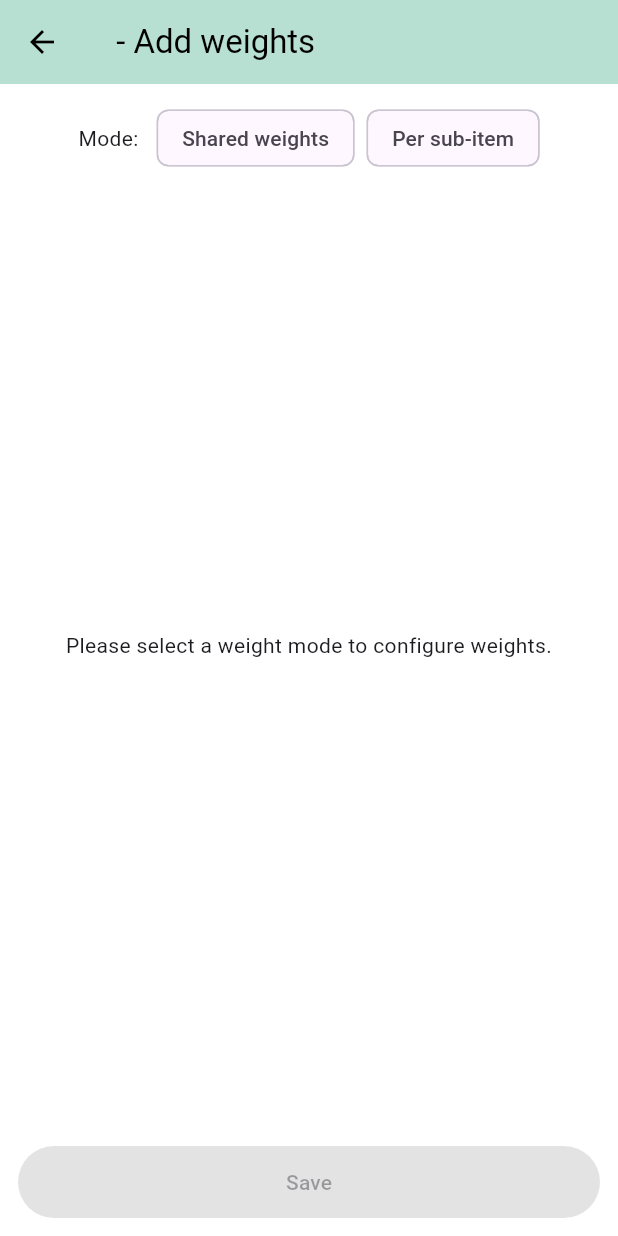
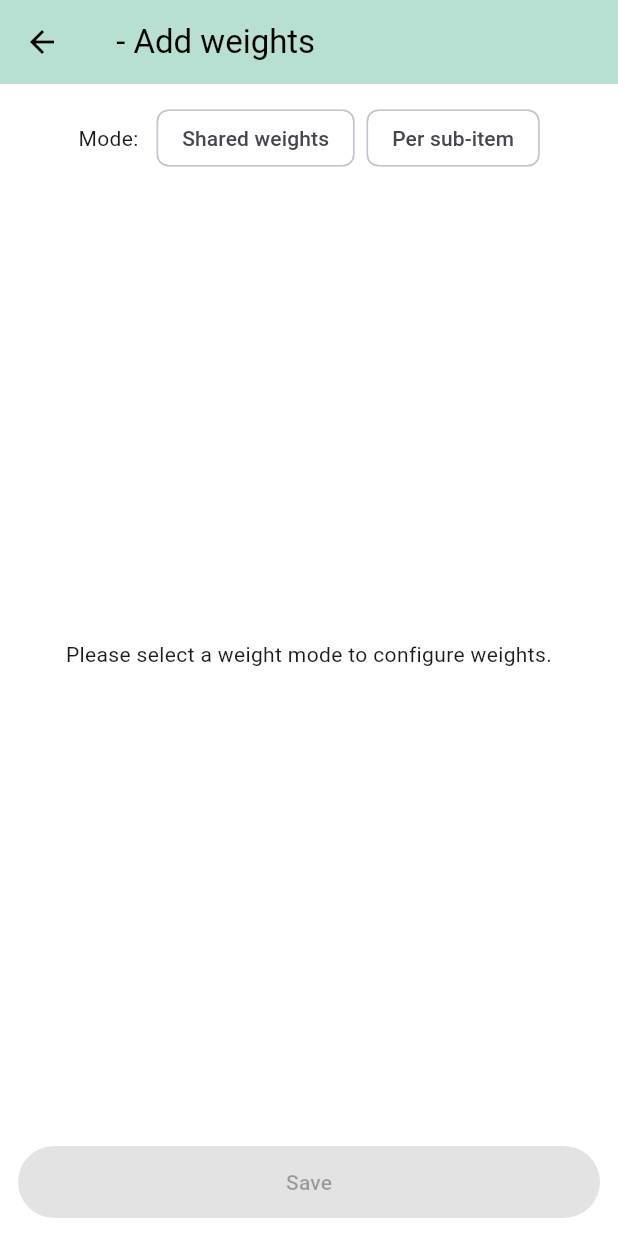
Before and after one commit to the-3bhu1/goldventory, a Flutter app: the ItemWeightsEditor screen opened directly with empty values, on a phone screen of 412 x 824 dp. Run offline on Flutter 3.47's test engine with Material 3 defaults, Android fonts, the phone set to English and light mode, and no system bars; our stand-ins replace cloud_firestore, firebase_core, open_filex; accounts and stored records are empty.

Commit message:
global bg colour

```diff
--- a/lib/app/theme.dart
+++ b/lib/app/theme.dart
@@ -13,13 +13,32 @@ class AppTheme {
     cardColor: const Color(0xFF8ABEB7),
     dividerColor: const Color(0xFF7AA89E),
     highlightColor: const Color(0xFF7AA89E),
+    dialogTheme: const DialogTheme(
+      backgroundColor: highlightBackground,
+    ),
     elevatedButtonTheme: ElevatedButtonThemeData(
       style: ElevatedButton.styleFrom(
         backgroundColor: const Color(0xFFB8E0D2),
         foregroundColor: Colors.black,
       ),
     ),
+    textButtonTheme: TextButtonThemeData(
+      style: TextButton.styleFrom(
+        foregroundColor: Colors.black,
+      ),
+    ),
+    inputDecorationTheme: const InputDecorationTheme(
+      focusedBorder: UnderlineInputBorder(
+        borderSide: BorderSide(color: Colors.black),
+      ),
+    ),
+    textSelectionTheme: const TextSelectionThemeData(
+      cursorColor: Colors.black,
+      selectionHandleColor: Colors.black,
+    ),
   );
+
+  static const Color highlightBackground = Color(0xFFF0F8F3);
 
   // Dark theme (optional)
   static final ThemeData darkTheme = ThemeData(
--- a/lib/features/inventory/view/reorder_screen.dart
+++ b/lib/features/inventory/view/reorder_screen.dart
@@ -9,6 +9,7 @@ import 'package:goldventory/core/services/inventory_snapshot_service.dart';
 import 'package:goldventory/core/widgets/responsive_layout.dart';
 import 'package:open_filex/open_filex.dart';
 import 'package:goldventory/app/routes.dart';
+import '../../../../app/theme.dart';
 import '../../../core/services/threshold_service.dart';
 
 class ReorderScreen extends StatefulWidget {
@@ -87,7 +88,7 @@ class _ReorderScreenState extends State<ReorderScreen> {
                   color: const Color(0xFFC6E6DA),
                   child: ExpansionTile(
                     title: Text(title),
-                    backgroundColor: const Color(0xFFF0F8F3),
+                    backgroundColor: AppTheme.highlightBackground,
                     children: [
                       SingleChildScrollView(
                         scrollDirection: Axis.horizontal,
--- a/lib/features/settings/item_list.dart
+++ b/lib/features/settings/item_list.dart
@@ -5,6 +5,7 @@ import '../../core/utils/helpers.dart';
 import '../../core/widgets/inventory_table.dart';
 import 'sub_item_list.dart';
 import 'item_weights_editor.dart';
+import '../../app/theme.dart';
 
 enum _ItemMenuAction { rename, delete }
 
@@ -88,7 +89,7 @@ class _ItemListState extends State<ItemList> {
                                     ),
                                   ),
                                   PopupMenuButton<_ItemMenuAction>(
-                                    color: const Color(0xFFF0F8F3),
+                                    color: AppTheme.highlightBackground,
                                     icon: const Icon(Icons.more_vert),
                                     onSelected: (action) async {
                                       switch (action) {
--- a/lib/features/settings/item_weights_editor.dart
+++ b/lib/features/settings/item_weights_editor.dart
@@ -1,7 +1,7 @@
 import 'package:flutter/material.dart';
 import 'package:provider/provider.dart';
 import 'package:goldventory/features/settings/settings_view_model.dart';
-
+import '../../app/theme.dart';
 import '../../core/utils/helpers.dart';
 
 class ItemWeightsEditor extends StatefulWidget {
@@ -208,6 +208,7 @@ class _ItemWeightsEditorState extends State<ItemWeightsEditor> {
         title: Text('${widget.item} - Add weights'),
       ),
       body: Padding(
+
         padding: const EdgeInsets.all(12.0),
         child: Column(
           children: [
@@ -223,6 +224,8 @@ class _ItemWeightsEditorState extends State<ItemWeightsEditor> {
                 ChoiceChip(
                   label: const Text('Shared weights'),
                   selected: _mode == WeightMode.shared,
+                  selectedColor: AppTheme.highlightBackground,
+                  backgroundColor: Colors.white,
                   onSelected: _mode == null
                       ? (_) {
                           final vm = context.read<SettingsViewModel>();
@@ -232,11 +235,13 @@ class _ItemWeightsEditorState extends State<ItemWeightsEditor> {
                           });
                         }
                       : null,
-                  disabledColor: Colors.grey.shade300,
+                  disabledColor: _mode == WeightMode.shared ? AppTheme.highlightBackground : Colors.grey.shade300,
                 ),
                 ChoiceChip(
                   label: const Text('Per sub-item'),
                   selected: _mode == WeightMode.perSubItem,
+                  selectedColor: AppTheme.highlightBackground,
+                  backgroundColor: Colors.white,
                   onSelected: _mode == null
                       ? (_) {
                           final vm = context.read<SettingsViewModel>();
@@ -246,12 +251,17 @@ class _ItemWeightsEditorState extends State<ItemWeightsEditor> {
                           });
                         }
                       : null,
-                  disabledColor: Colors.grey.shade300,
+                  disabledColor: _mode == WeightMode.perSubItem ? AppTheme.highlightBackground : Colors.grey.shade300,
                 ),
               ],
             ),
             const SizedBox(height: 12),
-            if (_mode == WeightMode.shared) ...[
+            if (_mode == WeightMode.shared)
+              Expanded(
+                child: SingleChildScrollView(
+                  child: Column(
+                    crossAxisAlignment: CrossAxisAlignment.start,
+                    children: [
                       Row(
                         children: [
                           Expanded(
@@ -267,12 +277,23 @@ class _ItemWeightsEditorState extends State<ItemWeightsEditor> {
                         ],
                       ),
                       const SizedBox(height: 8),
-              Wrap(
+                      // Use width: double.infinity to force left alignment in Column
+                      SizedBox(
+                        width: double.infinity,
+                        child: Wrap(
                           spacing: 8,
                           runSpacing: 8,
-                children: _sharedWeights.map((w) => Chip(label: Text(w))).toList(),
+                          children: _sharedWeights.map((w) => Chip(
+                            label: Text(w),
+                            backgroundColor: AppTheme.highlightBackground,
+                          )).toList(),
                         ),
-            ] else if (_mode == WeightMode.perSubItem) ...[
+                      ),
+                    ],
+                  ),
+                ),
+              )
+            else if (_mode == WeightMode.perSubItem)
               Expanded(
                 child: ListView(
                   children: (_perSubItemWeights.keys.toList()
@@ -314,7 +335,10 @@ class _ItemWeightsEditorState extends State<ItemWeightsEditor> {
                             runSpacing: 8,
                             children: (() {
                               final sorted = [...weights]; // ..sort((a, b) => _safeNum(a).compareTo(_safeNum(b)));
-                              return sorted.map((w) => Chip(label: Text(w))).toList();
+                              return sorted.map((w) => Chip(
+                                label: Text(w),
+                                backgroundColor: AppTheme.highlightBackground,
+                              )).toList();
                             })(),
                           ),
                         ),
@@ -322,8 +346,8 @@ class _ItemWeightsEditorState extends State<ItemWeightsEditor> {
                     );
                   }).toList(),
                 ),
-              ),
-            ] else ...[
+              )
+            else
               Expanded(
                 child: Center(
                   child: Text(
@@ -333,11 +357,10 @@ class _ItemWeightsEditorState extends State<ItemWeightsEditor> {
                   ),
                 ),
               ),
-            ],
             const SizedBox(height: 12),
             if (_mode != null && ((_mode == WeightMode.shared && _sharedWeights.isNotEmpty) || (_mode == WeightMode.perSubItem && _perSubItemWeights.isNotEmpty)))
               Padding(
-                padding: const EdgeInsets.only(top: 12),
+                padding: const EdgeInsets.only(bottom: 12),
                 child: Text(
                   _mode == WeightMode.shared
                       ? '${_sharedWeights.length} ${_sharedWeights.length == 1 ? 'weight' : 'weights'}'
@@ -345,12 +368,10 @@ class _ItemWeightsEditorState extends State<ItemWeightsEditor> {
                   style: Theme.of(context).textTheme.bodyMedium,
                 ),
               ),
-          ],
-        ),
-      ),
-      bottomNavigationBar: SafeArea(
-        child: Padding(
-          padding: const EdgeInsets.fromLTRB(12, 8, 12, 12),
+            const SizedBox(height: 8),
+            Row(
+              children: [
+                Expanded(
                   child: SizedBox(
                    height: 48,
                    child: ElevatedButton(
@@ -359,6 +380,10 @@ class _ItemWeightsEditorState extends State<ItemWeightsEditor> {
                    ),
                   ),
                 ),
+              ],
+            )
+          ],
+        ),
       ),
     );
   }
--- a/lib/features/settings/settings_page.dart
+++ b/lib/features/settings/settings_page.dart
@@ -4,6 +4,7 @@ import 'package:goldventory/global/global_state.dart';
 import 'package:goldventory/features/settings/settings_view_model.dart';
 import 'package:goldventory/features/settings/category_list.dart';
 import 'item_list.dart';
+import '../../app/theme.dart';
 
 /// Settings landing page: provides a SettingsViewModel and shows categories.
 class SettingsPage extends StatelessWidget {
@@ -16,7 +17,7 @@ class SettingsPage extends StatelessWidget {
     final result = await showDialog<String?>(
       context: context,
       builder: (ctx) => AlertDialog(
-        backgroundColor: const Color(0xFFF0F8F3),
+        backgroundColor: AppTheme.highlightBackground,
         title: const Text('Create category'),
         content: TextField(
           controller: controller,
@@ -116,7 +117,7 @@ class _SettingsSkeletonState extends State<_SettingsSkeleton>
 
     Widget row() => Container(
           margin: const EdgeInsets.symmetric(vertical: 8),
-          height: 16,
+          height: 56, // Match ListTile height + padding
           decoration: BoxDecoration(
             borderRadius: BorderRadius.circular(6),
             gradient: LinearGradient(
--- a/lib/global/global_state.dart
+++ b/lib/global/global_state.dart
@@ -15,7 +15,7 @@ class GlobalState extends ChangeNotifier {
   bool isDarkMode = false;
 
   // Loading state
-  bool _isLoading = false;
+  bool _isLoading = true;
 
   bool get isLoading => _isLoading;
 
@@ -186,6 +186,9 @@ class GlobalState extends ChangeNotifier {
   // ------------------------------
 
   Future<void> loadThresholds() async {
+    _isLoading = true;
+    notifyListeners();
+
     await thresholds.load();
 
     // Hydrate weight modes from metadata
@@ -208,6 +211,7 @@ class GlobalState extends ChangeNotifier {
       }
     }
 
+    _isLoading = false;
     notifyListeners();
   }
 
```
Also changed, not shown: lib/features/inventory/view/inventory_screen.dart (+53 -28 lines), lib/features/settings/settings_view_model.dart (+20 -6 lines). Lines whose indentation alone changed are shown as unchanged.
